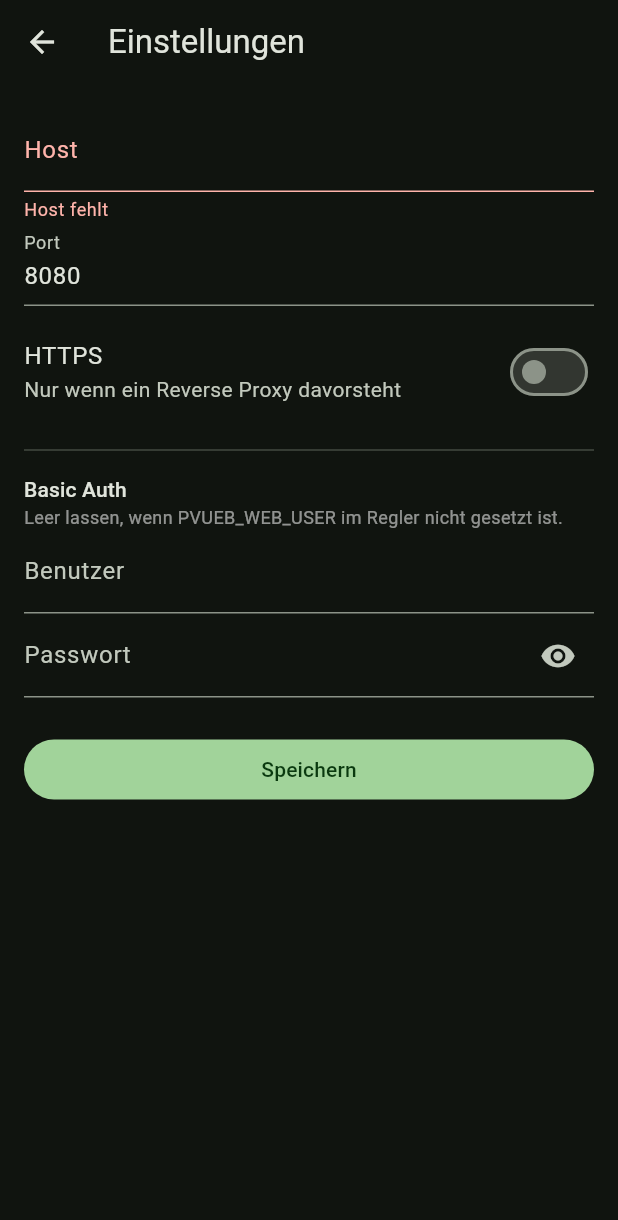
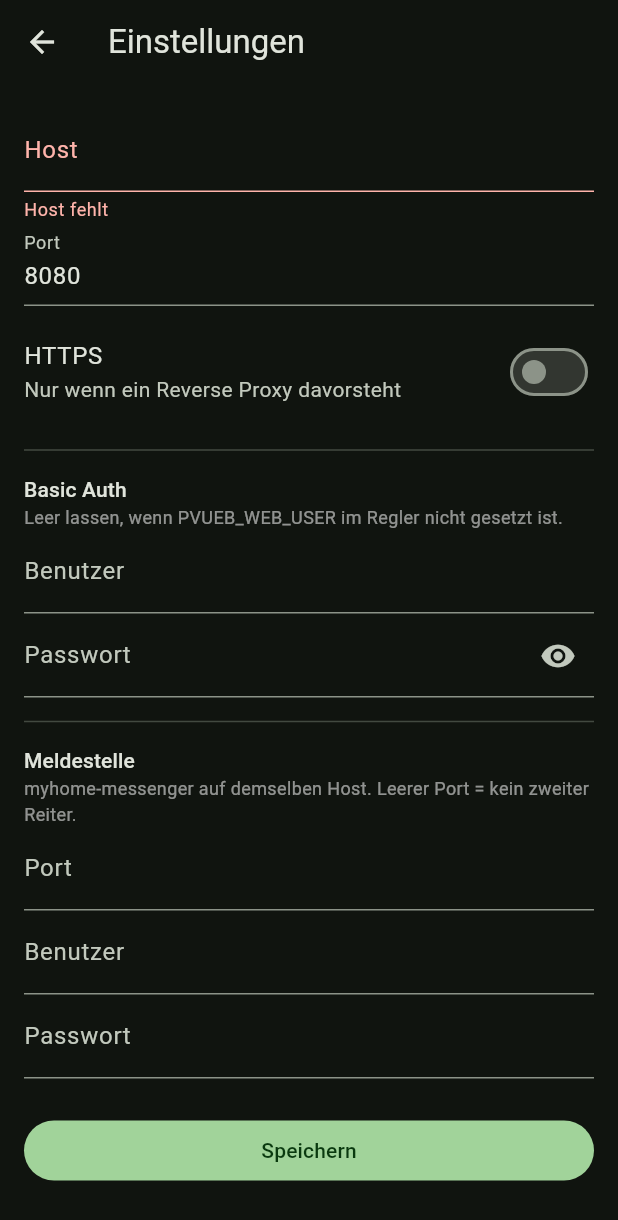
Before and after one commit to MerowingerX/PVUeberschussLaden, a Flutter app: the screen it shows after launch, after a tap on "Speichern", on a phone screen of 412 x 824 dp. Shown: the top 1220 px of the screen. Run offline on Flutter 3.47's test engine with Material 3 defaults, Android fonts, the phone set to English and light mode, and no system bars; our stand-ins replace flutter_secure_storage, shared_preferences, webview_flutter.

Commit message:
feat(app): Meldungen als zweiter Reiter
Die Verlaufsseite von myhome-messenger kommt als zweite URL in den
WebView-Mantel. Nachgebaut wird nichts -- dieselbe Begruendung wie beim
Regler-UI: die Seite aendert sich mit dem Dienst, zwei Stellen fuer
dieselbe Anzeige laufen auseinander.

Die WebView-Logik (Anmeldung, Ladeanzeige, Fehlerbild) ist nach
web_seite.dart gewandert, statt sie zu verdoppeln. Die Fehlerbehandlung
ist genau die Stelle, an der zwei Kopien wehtun -- und die Fehlertexte
muessen sich unterscheiden: "Regler nicht erreichbar" und "Meldestelle
nicht erreichbar" sind verschiedene Nachrichten.

Host und HTTPS teilt sich die Meldestelle mit dem Regler, beide laufen
auf demselben Rechner. Eigener Port, eigene Zugangsdaten (das Passwort
in den Keystore, nicht in die SharedPreferences).

Leerer Port heisst: keine Meldestelle. Dann bleibt die Leiste unten weg
und die App sieht aus wie zuvor. Zurueck fuehrt aus den Meldungen zum
Regler statt aus der App.

flutter analyze sauber, Debug-APK baut.

Co-Authored-By: Claude Opus 5 <noreply@anthropic.com>

```diff
--- a/app/lib/main.dart
+++ b/app/lib/main.dart
@@ -3,13 +3,17 @@
 // Die Oberfläche lebt im Regler (poc/charge_loop.py, INDEX_HTML) und wird hier
 // nur angezeigt. Nachgebaut wird sie bewusst nicht: sie ändert sich mit dem
 // Regler, und zwei Stellen für dieselben Knöpfe laufen sicher auseinander.
+//
+// Dasselbe gilt für den zweiten Reiter: die Meldungen kommen als Seite aus
+// myhome-messenger (eigenes Projekt, /). Der Reiter erscheint nur, wenn dort
+// ein Port eingetragen ist — ohne Meldestelle sieht die App aus wie zuvor.
 
 import 'package:flutter/material.dart';
 import 'package:flutter/services.dart';
-import 'package:webview_flutter/webview_flutter.dart';
 
 import 'settings.dart';
 import 'settings_page.dart';
+import 'web_seite.dart';
 
 void main() {
   WidgetsFlutterBinding.ensureInitialized();
@@ -44,10 +48,12 @@ class HomePage extends StatefulWidget {
 }
 
 class _HomePageState extends State<HomePage> {
-  WebViewController? _controller;
+  final _regler = GlobalKey<WebSeiteState>();
+  final _meldungen = GlobalKey<WebSeiteState>();
+
   Settings _settings = Settings.empty;
-  String? _error;
-  bool _loading = true;
+  int _reiter = 0;
+  String? _hinweis;
 
   @override
   void initState() {
@@ -57,84 +63,39 @@ class _HomePageState extends State<HomePage> {
 
   Future<void> _start() async {
     final settings = await Settings.load();
-    if (settings.isComplete) return _applySettings(settings);
+    if (!mounted) return;
+    setState(() => _settings = settings);
 
     // Erster Start: ohne Host gibt es nichts zu laden.
-    if (!mounted) return;
-    setState(() {
-      _settings = settings;
-      _loading = false;
-      _error = 'Kein Regler eingetragen — Zahnrad oben rechts.';
-    });
+    if (!settings.isComplete) {
+      setState(() => _hinweis = 'Kein Regler eingetragen — Zahnrad oben rechts.');
       await _openSettings(settings);
     }
-
-  Future<void> _applySettings(Settings settings) async {
-    final controller = WebViewController()
-      ..setJavaScriptMode(JavaScriptMode.unrestricted)
-      ..setBackgroundColor(const Color(0xFF111111))
-      ..setNavigationDelegate(
-        NavigationDelegate(
-          onHttpAuthRequest: (request) {
-            // Der Regler schützt sein UI per Basic Auth, sobald PVUEB_WEB_USER
-            // gesetzt ist. Ohne diesen Zweig bliebe die WebView leer.
-            if (settings.user.isEmpty) {
-              request.onCancel();
-              return;
-            }
-            request.onProceed(WebViewCredential(
-              user: settings.user,
-              password: settings.password,
-            ));
-          },
-          onPageFinished: (_) {
-            if (mounted) setState(() => _loading = false);
-          },
-          onWebResourceError: (error) {
-            // Unterressourcen (Favicon o. ä.) dürfen keine Fehlerseite auslösen.
-            if (error.isForMainFrame == false) return;
-            if (mounted) {
-              setState(() {
-                _loading = false;
-                _error = '${settings.baseUrl} nicht erreichbar\n'
-                    '(${error.description})';
-              });
-            }
-          },
-        ),
-      );
-    await controller.loadRequest(Uri.parse(settings.baseUrl));
-    if (!mounted) return;
-    setState(() {
-      _settings = settings;
-      _controller = controller;
-      _loading = true;
-      _error = null;
-    });
   }
 
   Future<Settings?> _openSettings(Settings current) async {
     final saved = await Navigator.of(context).push<Settings>(
       MaterialPageRoute(builder: (_) => SettingsPage(initial: current)),
     );
-    if (saved != null) await _applySettings(saved);
+    if (saved != null && mounted) {
+      setState(() {
+        _settings = saved;
+        _hinweis = null;
+        // Ist die Meldestelle wieder abgemeldet worden, während ihr Reiter
+        // offen war, gäbe es sonst einen Reiter ohne Seite.
+        if (!saved.hasMessenger) _reiter = 0;
+      });
+    }
     return saved;
   }
 
-  Future<void> _reload() async {
-    final settings = _settings;
-    if (!settings.isComplete) return;
-    setState(() {
-      _loading = true;
-      _error = null;
-    });
-    // Nach einem Fehler ist die History leer — reload() liefe ins Nichts.
-    await _controller?.loadRequest(Uri.parse(settings.baseUrl));
-  }
+  WebSeiteState? get _aktuelle =>
+      _reiter == 0 ? _regler.currentState : _meldungen.currentState;
 
   @override
   Widget build(BuildContext context) {
-    final controller = _controller;
+    final settings = _settings;
+    final zeigeLeiste = settings.hasMessenger;
 
     return PopScope(
       // Zurück blättert im UI; ist nichts mehr zu blättern, endet die App —
@@ -142,8 +103,10 @@ class _HomePageState extends State<HomePage> {
       canPop: false,
       onPopInvokedWithResult: (didPop, _) async {
         if (didPop) return;
-        if (controller != null && await controller.canGoBack()) {
-          await controller.goBack();
+        if (await _aktuelle?.zurueck() ?? false) return;
+        // Aus den Meldungen führt der Weg zurück zum Regler, nicht aus der App.
+        if (_reiter != 0) {
+          setState(() => _reiter = 0);
           return;
         }
         // Navigator.pop() verpufft auf der Wurzelroute; die App soll aber
@@ -153,13 +116,13 @@ class _HomePageState extends State<HomePage> {
       child: Scaffold(
         backgroundColor: const Color(0xFF111111),
         appBar: AppBar(
-          title: const Text('PVueb'),
+          title: Text(_reiter == 0 ? 'PVueb' : 'Meldungen'),
           backgroundColor: const Color(0xFF1B1B1B),
           actions: [
             IconButton(
               icon: const Icon(Icons.refresh),
               tooltip: 'Neu laden',
-              onPressed: _reload,
+              onPressed: () => _aktuelle?.neuLaden(),
             ),
             IconButton(
               icon: const Icon(Icons.settings),
@@ -168,44 +131,68 @@ class _HomePageState extends State<HomePage> {
             ),
           ],
         ),
-        body: Stack(
+        body: _hinweis != null
+            ? _Hinweis(text: _hinweis!)
+            : !settings.isComplete
+                ? const SizedBox.shrink()
+                : IndexedStack(
+                    index: _reiter,
                     children: [
-            if (controller != null && _error == null)
-              WebViewWidget(controller: controller),
-            if (_error != null) _ErrorView(message: _error!, onRetry: _reload),
-            if (_loading && _error == null)
-              const Center(child: CircularProgressIndicator()),
+                      WebSeite(
+                        key: _regler,
+                        url: settings.baseUrl,
+                        user: settings.user,
+                        password: settings.password,
+                        fehlertext: '${settings.baseUrl} nicht erreichbar',
+                      ),
+                      if (zeigeLeiste)
+                        WebSeite(
+                          key: _meldungen,
+                          url: settings.messengerUrl,
+                          user: settings.messengerUser,
+                          password: settings.messengerPassword,
+                          fehlertext:
+                              'Meldestelle ${settings.messengerUrl} nicht erreichbar',
+                        )
+                      else
+                        const SizedBox.shrink(),
                     ],
                   ),
+        bottomNavigationBar: zeigeLeiste
+            ? NavigationBar(
+                backgroundColor: const Color(0xFF1B1B1B),
+                selectedIndex: _reiter,
+                onDestinationSelected: (i) => setState(() => _reiter = i),
+                destinations: const [
+                  NavigationDestination(
+                      icon: Icon(Icons.bolt_outlined),
+                      selectedIcon: Icon(Icons.bolt),
+                      label: 'Regler'),
+                  NavigationDestination(
+                      icon: Icon(Icons.mail_outline),
+                      selectedIcon: Icon(Icons.mail),
+                      label: 'Meldungen'),
+                ],
+              )
+            : null,
       ),
     );
   }
 }
 
-class _ErrorView extends StatelessWidget {
-  const _ErrorView({required this.message, required this.onRetry});
+class _Hinweis extends StatelessWidget {
+  const _Hinweis({required this.text});
 
-  final String message;
-  final VoidCallback onRetry;
+  final String text;
 
   @override
   Widget build(BuildContext context) {
     return Center(
       child: Padding(
         padding: const EdgeInsets.all(24),
-        child: Column(
-          mainAxisSize: MainAxisSize.min,
-          children: [
-            const Icon(Icons.cloud_off, size: 48, color: Colors.white54),
-            const SizedBox(height: 16),
-            Text(message,
+        child: Text(text,
             textAlign: TextAlign.center,
             style: const TextStyle(color: Colors.white70)),
-            const SizedBox(height: 24),
-            FilledButton(
-                onPressed: onRetry, child: const Text('Erneut versuchen')),
-          ],
-        ),
       ),
     );
   }
--- a/app/lib/settings.dart
+++ b/app/lib/settings.dart
@@ -12,6 +12,9 @@ const _keyPort = 'port';
 const _keyUser = 'user';
 const _keyHttps = 'https';
 const _secureKeyPassword = 'pvueb_password';
+const _keyMessengerPort = 'messenger_port';
+const _keyMessengerUser = 'messenger_user';
+const _secureKeyMessengerPassword = 'myhome_password';
 
 const _storage = FlutterSecureStorage();
 
@@ -22,6 +25,9 @@ class Settings {
     required this.user,
     required this.password,
     required this.https,
+    this.messengerPort = 0,
+    this.messengerUser = '',
+    this.messengerPassword = '',
   });
 
   final String host;
@@ -30,8 +36,18 @@ class Settings {
   final String password;
   final bool https;
 
+  /// Port von myhome-messenger, 0 = nicht eingetragen. Der Host ist derselbe:
+  /// beide Dienste laufen auf demselben Rechner, und zwei Adressen zu pflegen,
+  /// die immer gleich sind, wäre nur eine Fehlerquelle mehr.
+  final int messengerPort;
+  final String messengerUser;
+  final String messengerPassword;
+
   /// Standard-Port des Web-UI, siehe PVUEB_WEB_PORT im Regler.
   static const defaultPort = 8080;
+
+  /// Standard-Port der Meldestelle, siehe MYHOME_PORT im Messenger.
+  static const defaultMessengerPort = 8090;
 
   /// Zustand vor dem ersten Laden — [isComplete] ist false, es wird nichts geladen.
   static const empty = Settings(
@@ -39,7 +55,14 @@ class Settings {
 
   bool get isComplete => host.isNotEmpty;
 
+  /// Gibt es eine Meldestelle? Ohne sie bleibt die App genau wie vorher —
+  /// keine Leiste, kein zweiter Reiter.
+  bool get hasMessenger => host.isNotEmpty && messengerPort > 0;
+
   String get baseUrl => '${https ? 'https' : 'http'}://$host:$port/';
+
+  String get messengerUrl =>
+      '${https ? 'https' : 'http'}://$host:$messengerPort/';
 
   static Future<Settings> load() async {
     final prefs = await SharedPreferences.getInstance();
@@ -49,6 +72,10 @@ class Settings {
       user: prefs.getString(_keyUser) ?? '',
       password: await _storage.read(key: _secureKeyPassword) ?? '',
       https: prefs.getBool(_keyHttps) ?? false,
+      messengerPort: prefs.getInt(_keyMessengerPort) ?? 0,
+      messengerUser: prefs.getString(_keyMessengerUser) ?? '',
+      messengerPassword:
+          await _storage.read(key: _secureKeyMessengerPassword) ?? '',
     );
   }
 
@@ -58,10 +85,18 @@ class Settings {
     await prefs.setInt(_keyPort, port);
     await prefs.setString(_keyUser, user);
     await prefs.setBool(_keyHttps, https);
+    await prefs.setInt(_keyMessengerPort, messengerPort);
+    await prefs.setString(_keyMessengerUser, messengerUser);
     if (password.isEmpty) {
       await _storage.delete(key: _secureKeyPassword);
     } else {
       await _storage.write(key: _secureKeyPassword, value: password);
     }
+    if (messengerPassword.isEmpty) {
+      await _storage.delete(key: _secureKeyMessengerPassword);
+    } else {
+      await _storage.write(
+          key: _secureKeyMessengerPassword, value: messengerPassword);
+    }
   }
 }
--- a/app/lib/settings_page.dart
+++ b/app/lib/settings_page.dart
@@ -21,6 +21,14 @@ class _SettingsPageState extends State<SettingsPage> {
       TextEditingController(text: widget.initial.user);
   late final TextEditingController _password =
       TextEditingController(text: widget.initial.password);
+  late final TextEditingController _messengerPort = TextEditingController(
+      text: widget.initial.messengerPort == 0
+          ? ''
+          : widget.initial.messengerPort.toString());
+  late final TextEditingController _messengerUser =
+      TextEditingController(text: widget.initial.messengerUser);
+  late final TextEditingController _messengerPassword =
+      TextEditingController(text: widget.initial.messengerPassword);
   late bool _https = widget.initial.https;
   bool _showPassword = false;
 
@@ -30,6 +38,9 @@ class _SettingsPageState extends State<SettingsPage> {
     _port.dispose();
     _user.dispose();
     _password.dispose();
+    _messengerPort.dispose();
+    _messengerUser.dispose();
+    _messengerPassword.dispose();
     super.dispose();
   }
 
@@ -41,6 +52,11 @@ class _SettingsPageState extends State<SettingsPage> {
       user: _user.text.trim(),
       password: _password.text,
       https: _https,
+      // Leeres Feld heißt: keine Meldestelle. Dann bleibt die Leiste unten
+      // weg und die App sieht aus wie vorher.
+      messengerPort: int.tryParse(_messengerPort.text.trim()) ?? 0,
+      messengerUser: _messengerUser.text.trim(),
+      messengerPassword: _messengerPassword.text,
     );
     await settings.save();
     if (mounted) Navigator.of(context).pop(settings);
@@ -105,6 +121,42 @@ class _SettingsPageState extends State<SettingsPage> {
                 ),
               ),
             ),
+            const Divider(height: 32),
+            Text('Meldestelle', style: Theme.of(context).textTheme.titleSmall),
+            const Text(
+                'myhome-messenger auf demselben Host. Leerer Port = kein '
+                'zweiter Reiter.',
+                style: TextStyle(color: Colors.white54, fontSize: 12)),
+            TextFormField(
+              controller: _messengerPort,
+              keyboardType: TextInputType.number,
+              decoration: const InputDecoration(
+                labelText: 'Port',
+                hintText: '${Settings.defaultMessengerPort}',
+              ),
+              validator: (v) {
+                final text = v?.trim() ?? '';
+                if (text.isEmpty) return null;
+                final n = int.tryParse(text);
+                return (n == null || n < 1 || n > 65535)
+                    ? 'Port 1–65535 oder leer'
+                    : null;
+              },
+            ),
+            TextFormField(
+              controller: _messengerUser,
+              autocorrect: false,
+              decoration: const InputDecoration(
+                labelText: 'Benutzer',
+                hintText: 'MYHOME_WEB_USER',
+              ),
+            ),
+            TextFormField(
+              controller: _messengerPassword,
+              obscureText: !_showPassword,
+              autocorrect: false,
+              decoration: const InputDecoration(labelText: 'Passwort'),
+            ),
             const SizedBox(height: 24),
             FilledButton(onPressed: _save, child: const Text('Speichern')),
           ],
```
Also changed, not shown: app/lib/web_seite.dart (added, +158 -0 lines). Lines whose indentation alone changed are shown as unchanged.
